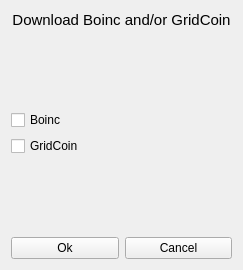
sciencefreak500/EducationGrid, file EducationGridGUIInstaller.ui: the form before one commit.
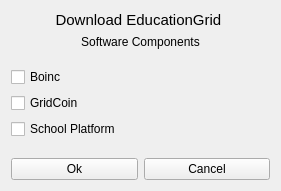
The form after the commit.

Commit message: Linked Gui to script, added school install option

```diff
--- a/EducationGridGUIInstaller.ui
+++ b/EducationGridGUIInstaller.ui
@@ -6,8 +6,8 @@
    <rect>
     <x>0</x>
     <y>0</y>
-    <width>243</width>
-    <height>270</height>
+    <width>281</width>
+    <height>191</height>
    </rect>
   </property>
   <property name="windowTitle">
@@ -24,7 +24,17 @@
         </font>
        </property>
        <property name="text">
-        <string>Download Boinc and/or GridCoin</string>
+        <string>Download EducationGrid </string>
+       </property>
+       <property name="alignment">
+        <set>Qt::AlignCenter</set>
+       </property>
+      </widget>
+     </item>
+     <item>
+      <widget class="QLabel" name="label_2">
+       <property name="text">
+        <string>Software Components</string>
        </property>
        <property name="alignment">
         <set>Qt::AlignCenter</set>
@@ -58,6 +68,13 @@
        </property>
       </widget>
      </item>
+     <item>
+      <widget class="QCheckBox" name="SchoolCheck">
+       <property name="text">
+        <string>School Platform</string>
+       </property>
+      </widget>
+     </item>
      <item>
       <spacer name="verticalSpacer">
        <property name="orientation">
```
Left out of the diff: 8 changed lines with no effect on the pictures. The commit also changes 6 other files.
